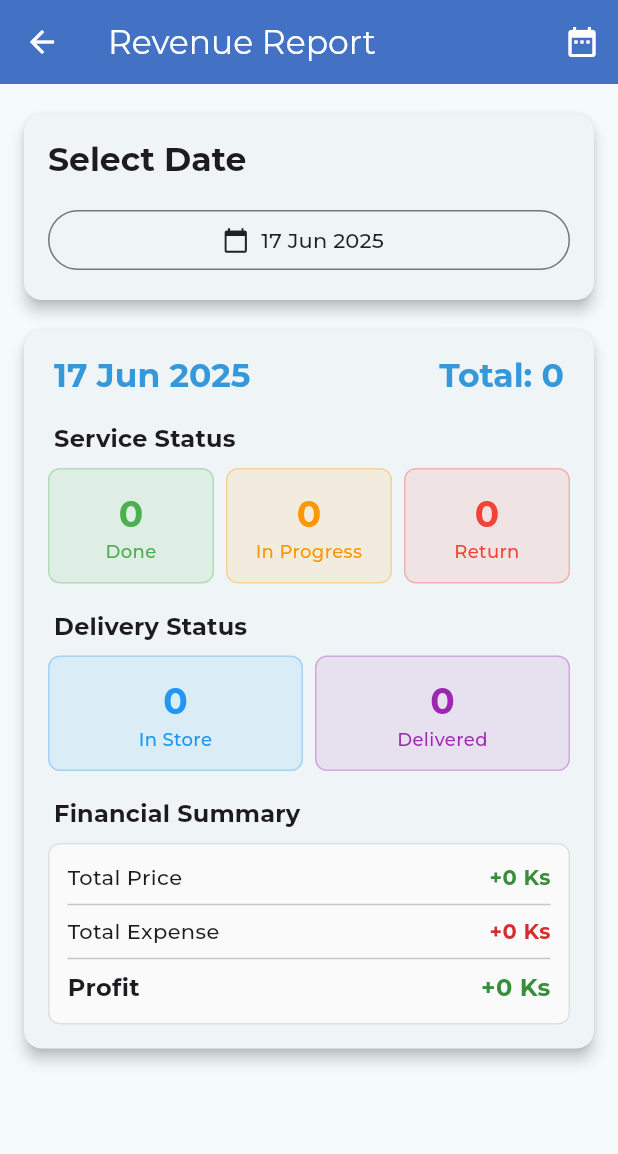
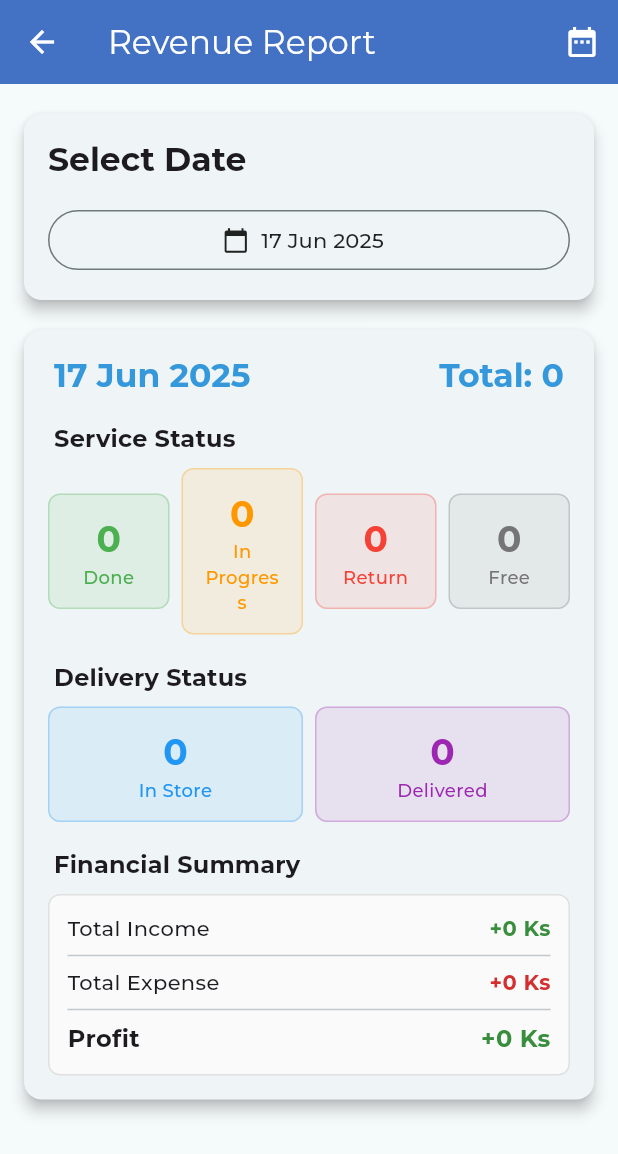
Before and after one commit to soemintheinsmt6/Mobile-Service-Manager, a Flutter app: the RevenueScreen screen opened directly, on a phone screen of 412 x 824 dp. Shown: the top 1154 px of the screen. Run offline on Flutter 3.47's test engine with Material 3 defaults, Android fonts, the phone set to English and light mode, and no system bars; our stand-ins replace dropdown_textfield, file_picker, flutter_riverpod, google_fonts, loading_animation_widget, multi_dropdown and 4 more; missing offline and left inert: omni_datetime_picker, signed_spacing_flex, window_size; accounts and stored records are empty; generated files the repository leaves out were written again.

Commit message:
feat: add free in service status

```diff
--- a/lib/models/daily_revenue.dart
+++ b/lib/models/daily_revenue.dart
@@ -6,6 +6,7 @@ class DailyRevenue {
   final int doneCount;
   final int inProgressCount;
   final int returnCount;
+  final int freeCount;
   final int inStoreCount;
   final int deliveredCount;
   final int priceTotal;
@@ -18,6 +19,7 @@ class DailyRevenue {
     required this.doneCount,
     required this.inProgressCount,
     required this.returnCount,
+    required this.freeCount,
     required this.inStoreCount,
     required this.deliveredCount,
     required this.priceTotal,
--- a/lib/repositories/revenue_repository.dart
+++ b/lib/repositories/revenue_repository.dart
@@ -16,6 +16,7 @@ class RevenueRepository {
     int inProgressCount =
         dayItems.where((item) => item.status == 'in_progress').length;
     int returnCount = dayItems.where((item) => item.status == 'return').length;
+    int freeCount = dayItems.where((item) => item.status == 'free').length;
 
     // Calculate counts by location
     int inStoreCount =
@@ -36,6 +37,7 @@ class RevenueRepository {
       doneCount: doneCount,
       inProgressCount: inProgressCount,
       returnCount: returnCount,
+      freeCount: freeCount,
       inStoreCount: inStoreCount,
       deliveredCount: deliveredCount,
       priceTotal: priceTotal,
@@ -87,6 +89,7 @@ class RevenueRepository {
     int inProgressCount =
         monthlyData.fold(0, (sum, day) => sum + day.inProgressCount);
     int returnCount = monthlyData.fold(0, (sum, day) => sum + day.returnCount);
+    int freeCount = monthlyData.fold(0, (sum, day) => sum + day.freeCount);
     int inStoreCount =
         monthlyData.fold(0, (sum, day) => sum + day.inStoreCount);
     int deliveredCount =
@@ -102,6 +105,7 @@ class RevenueRepository {
       doneCount: doneCount,
       inProgressCount: inProgressCount,
       returnCount: returnCount,
+      freeCount: freeCount,
       inStoreCount: inStoreCount,
       deliveredCount: deliveredCount,
       priceTotal: priceTotal,
--- a/lib/screens/edit_service_item_screen.dart
+++ b/lib/screens/edit_service_item_screen.dart
@@ -501,7 +501,7 @@ class _EditServiceItemState extends ConsumerState<EditServiceItemScreen> {
 
   Widget _changeDeviceStatusTile() {
     return SizedBox(
-      width: 260,
+      width: 285,
       child: Row(
         children: [
           Expanded(
@@ -511,7 +511,7 @@ class _EditServiceItemState extends ConsumerState<EditServiceItemScreen> {
               showTitle: false,
               enableSearch: false,
               controller: _deviceStatusController,
-              dropDownList: deviceStatus
+              dropDownList: serviceStatus
                   .map((e) => DropDownValueModel(name: e, value: e))
                   .toList(),
               onChanged: (item) {
@@ -602,7 +602,7 @@ class _EditServiceItemState extends ConsumerState<EditServiceItemScreen> {
     return Container(
       padding: const EdgeInsets.only(left: 10),
       alignment: Alignment.centerRight,
-      width: 270,
+      width: 295,
       child: child,
     );
   }
--- a/lib/screens/service_item_list_screen.dart
+++ b/lib/screens/service_item_list_screen.dart
@@ -152,8 +152,8 @@ class _ServiceItemListScreenState extends ConsumerState<ServiceItemListScreen> {
                                 index: index,
                                 onTap: () {
                                   showCustomDialog(context,
-                                      width: 435,
-                                      height: 830,
+                                      width: 460,
+                                      height: 850,
                                       child: EditServiceItemScreen(
                                           serviceItem: item));
                                 },
--- a/lib/utils/utils.dart
+++ b/lib/utils/utils.dart
@@ -5,13 +5,15 @@ class AlwaysDisabledFocusNode extends FocusNode {
   bool get hasFocus => false;
 }
 
-final deviceStatus = ['In Progress', 'Done', 'Return'];
+final serviceStatus = ['In Progress', 'Done', 'Return', 'Free'];
 final deliveryStatus = ['In Store', 'Delivered'];
 
 Color setColor(String status) {
   switch (status) {
     case 'in_progress':
     case 'In Progress':
+    case 'in_store':
+    case 'In Store':
       return Colors.grey.shade200;
 
     case 'return':
@@ -21,7 +23,7 @@ Color setColor(String status) {
     case 'delivered':
       return Colors.lightGreen.shade300;
   }
-  return Colors.grey.shade200;
+  return Colors.grey.shade500;
 }
 
 String translate(String status) {
@@ -40,6 +42,9 @@ String translate(String status) {
 
     case 'return':
       return 'Return';
+
+    case 'free':
+      return 'Free';
   }
   return status;
 }
@@ -60,6 +65,9 @@ String store(String status) {
 
     case 'Return':
       return 'return';
+
+    case 'Free':
+      return 'free';
   }
   return status;
 }
--- a/lib/widgets/revenue_card.dart
+++ b/lib/widgets/revenue_card.dart
@@ -70,6 +70,11 @@ class RevenueCard extends StatelessWidget {
                   child: _buildStatusCard(
                       'Return', revenue.returnCount, Colors.red),
                 ),
+                const SizedBox(width: 8),
+                Expanded(
+                  child: _buildStatusCard(
+                      'Free', revenue.freeCount, Colors.grey.shade600),
+                ),
               ],
             ),
             const SizedBox(height: 16),
@@ -121,7 +126,7 @@ class RevenueCard extends StatelessWidget {
               child: Column(
                 children: [
                   _buildFinancialRow(
-                      'Total Price', revenue.priceTotal, Colors.green[700]!),
+                      'Total Income', revenue.priceTotal, Colors.green[700]!),
                   const Divider(),
                   _buildFinancialRow(
                       'Total Expense', revenue.expenseTotal, Colors.red[700]!),
```
Also changed, not shown: lib/screens/search_service_items_screen.dart (+6 -6 lines).
